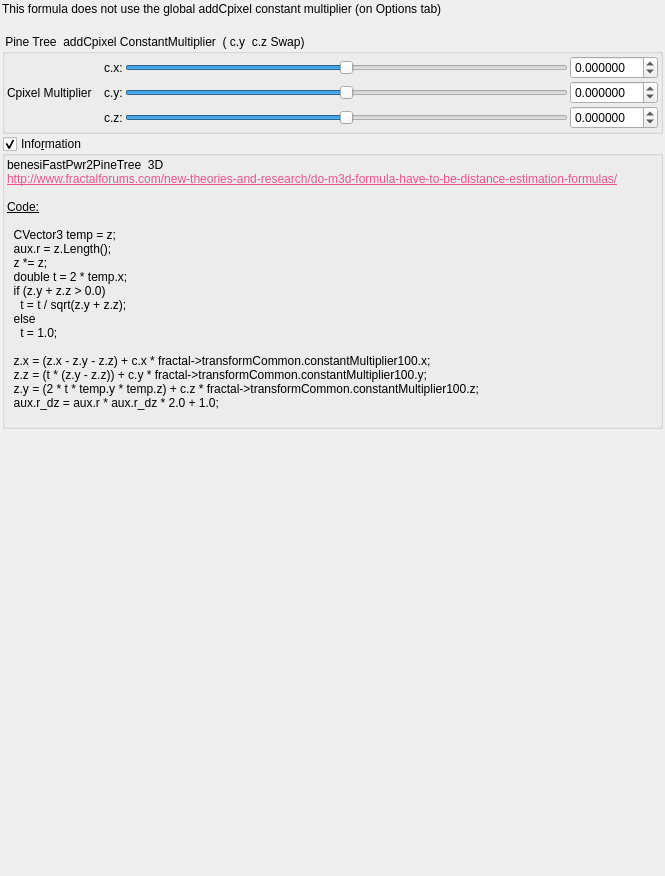
Before: the Qt Designer form mandelbulber2/qt_data/fractal_benesi_pine_tree.ui in buddhi1980/mandelbulber2, drawn with Qt 5.
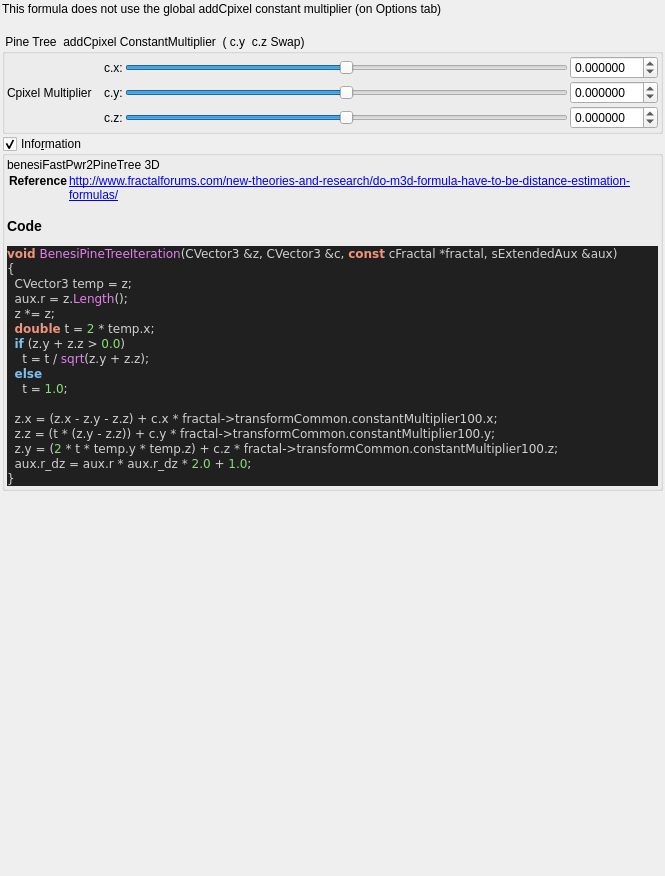
After: the same form once the commit is applied. Custom widgets are drawn as their Qt base class.

The edit to the form file:
```diff
--- a/mandelbulber2/qt_data/fractal_benesi_pine_tree.ui
+++ b/mandelbulber2/qt_data/fractal_benesi_pine_tree.ui
@@ -288,29 +288,38 @@
       <item>
        <widget class="QLabel" name="label_4">
         <property name="text">
-         <string>&lt;!DOCTYPE HTML PUBLIC &quot;-//W3C//DTD HTML 4.0//EN&quot; &quot;http://www.w3.org/TR/REC-html40/strict.dtd&quot;&gt;
-&lt;html&gt;&lt;head&gt;&lt;meta name=&quot;qrichtext&quot; content=&quot;1&quot; /&gt;&lt;style type=&quot;text/css&quot;&gt;
-p, li { white-space: pre-wrap; }
-&lt;/style&gt;&lt;/head&gt;&lt;body&gt;
-&lt;p style=&quot; margin-top:0px; margin-bottom:0px; margin-left:0px; margin-right:0px; -qt-block-indent:0; text-indent:0px;&quot;&gt;benesiFastPwr2PineTree  3D&lt;/p&gt;
-&lt;p style=&quot; margin-top:0px; margin-bottom:0px; margin-left:0px; margin-right:0px; -qt-block-indent:0; text-indent:0px;&quot;&gt;&lt;a href=&quot;http://www.fractalforums.com/new-theories-and-research/do-m3d-formula-have-to-be-distance-estimation-formulas/&quot;&gt;&lt;span style=&quot; text-decoration: underline; color:#e85290;&quot;&gt;http://www.fractalforums.com/new-theories-and-research/do-m3d-formula-have-to-be-distance-estimation-formulas/&lt;/span&gt;&lt;/a&gt;&lt;/p&gt;
-&lt;p style=&quot;-qt-paragraph-type:empty; margin-top:0px; margin-bottom:0px; margin-left:0px; margin-right:0px; -qt-block-indent:0; text-indent:0px;&quot;&gt;&lt;br /&gt;&lt;/p&gt;
-&lt;p style=&quot; margin-top:0px; margin-bottom:0px; margin-left:0px; margin-right:0px; -qt-block-indent:0; text-indent:0px;&quot;&gt;&lt;span style=&quot; text-decoration: underline;&quot;&gt;Code:&lt;/span&gt;&lt;/p&gt;
-&lt;p style=&quot;-qt-paragraph-type:empty; margin-top:0px; margin-bottom:0px; margin-left:0px; margin-right:0px; -qt-block-indent:0; text-indent:0px; text-decoration: underline;&quot;&gt;&lt;br /&gt;&lt;/p&gt;
-&lt;p style=&quot; margin-top:0px; margin-bottom:0px; margin-left:0px; margin-right:0px; -qt-block-indent:0; text-indent:0px;&quot;&gt;  CVector3 temp = z;&lt;/p&gt;
-&lt;p style=&quot; margin-top:0px; margin-bottom:0px; margin-left:0px; margin-right:0px; -qt-block-indent:0; text-indent:0px;&quot;&gt;  aux.r = z.Length();&lt;/p&gt;
-&lt;p style=&quot; margin-top:0px; margin-bottom:0px; margin-left:0px; margin-right:0px; -qt-block-indent:0; text-indent:0px;&quot;&gt;  z *= z;&lt;/p&gt;
-&lt;p style=&quot; margin-top:0px; margin-bottom:0px; margin-left:0px; margin-right:0px; -qt-block-indent:0; text-indent:0px;&quot;&gt;  double t = 2 * temp.x;&lt;/p&gt;
-&lt;p style=&quot; margin-top:0px; margin-bottom:0px; margin-left:0px; margin-right:0px; -qt-block-indent:0; text-indent:0px;&quot;&gt;  if (z.y + z.z &amp;gt; 0.0)&lt;/p&gt;
-&lt;p style=&quot; margin-top:0px; margin-bottom:0px; margin-left:0px; margin-right:0px; -qt-block-indent:0; text-indent:0px;&quot;&gt;    t = t / sqrt(z.y + z.z);&lt;/p&gt;
-&lt;p style=&quot; margin-top:0px; margin-bottom:0px; margin-left:0px; margin-right:0px; -qt-block-indent:0; text-indent:0px;&quot;&gt;  else&lt;/p&gt;
-&lt;p style=&quot; margin-top:0px; margin-bottom:0px; margin-left:0px; margin-right:0px; -qt-block-indent:0; text-indent:0px;&quot;&gt;    t = 1.0;&lt;/p&gt;
-&lt;p style=&quot;-qt-paragraph-type:empty; margin-top:0px; margin-bottom:0px; margin-left:0px; margin-right:0px; -qt-block-indent:0; text-indent:0px;&quot;&gt;&lt;br /&gt;&lt;/p&gt;
-&lt;p style=&quot; margin-top:0px; margin-bottom:0px; margin-left:0px; margin-right:0px; -qt-block-indent:0; text-indent:0px;&quot;&gt;  z.x = (z.x - z.y - z.z) + c.x * fractal-&amp;gt;transformCommon.constantMultiplier100.x;&lt;/p&gt;
-&lt;p style=&quot; margin-top:0px; margin-bottom:0px; margin-left:0px; margin-right:0px; -qt-block-indent:0; text-indent:0px;&quot;&gt;  z.z = (t * (z.y - z.z)) + c.y * fractal-&amp;gt;transformCommon.constantMultiplier100.y;&lt;/p&gt;
-&lt;p style=&quot; margin-top:0px; margin-bottom:0px; margin-left:0px; margin-right:0px; -qt-block-indent:0; text-indent:0px;&quot;&gt;  z.y = (2 * t * temp.y * temp.z) + c.z * fractal-&amp;gt;transformCommon.constantMultiplier100.z;&lt;/p&gt;
-&lt;p style=&quot; margin-top:0px; margin-bottom:0px; margin-left:0px; margin-right:0px; -qt-block-indent:0; text-indent:0px;&quot;&gt;  aux.r_dz = aux.r * aux.r_dz * 2.0 + 1.0;&lt;/p&gt;
-&lt;p style=&quot;-qt-paragraph-type:empty; margin-top:0px; margin-bottom:0px; margin-left:0px; margin-right:0px; -qt-block-indent:0; text-indent:0px;&quot;&gt;&lt;br /&gt;&lt;/p&gt;&lt;/body&gt;&lt;/html&gt;</string>
+         <string>&lt;p&gt;benesiFastPwr2PineTree  3D&lt;/p&gt;&lt;table&gt;
+&lt;tr&gt;&lt;th&gt;Reference&lt;/th&gt;&lt;td&gt;&lt;a href=&quot;http://www.fractalforums.com/new-theories-and-research/do-m3d-formula-have-to-be-distance-estimation-formulas/&quot;&gt;http://www.fractalforums.com/new-theories-and-research/do-m3d-formula-have-to-be-distance-estimation-formulas/&lt;/a&gt;&lt;/td&gt;&lt;/tr&gt;
+&lt;/table&gt;
+&lt;h3&gt;Code&lt;/h3&gt;
+&lt;!DOCTYPE HTML PUBLIC &quot;-//W3C//DTD HTML 4.0 Transitional//EN&quot;&gt;
+&lt;html&gt;
+&lt;head&gt;
+&lt;meta http-equiv=&quot;content-type&quot; content=&quot;text/html; charset=ISO-8859-1&quot;&gt;
+&lt;title&gt;Source file&lt;/title&gt;
+&lt;/head&gt;
+&lt;body style=&quot;background-color:#202020&quot;&gt;
+&lt;pre style=&quot;color:#d0d0d0; background-color:#202020;  font-family:'Courier New';&quot;&gt;&lt;span style=&quot;color:#f09479; font-weight:bold&quot;&gt;void&lt;/span&gt; &lt;span style=&quot;color:#e47eed&quot;&gt;BenesiPineTreeIteration&lt;/span&gt;&lt;span style=&quot;color:#d0d0d0&quot;&gt;(&lt;/span&gt;CVector3 &lt;span style=&quot;color:#d0d0d0&quot;&gt;&amp;amp;&lt;/span&gt;z&lt;span style=&quot;color:#d0d0d0&quot;&gt;,&lt;/span&gt; CVector3 &lt;span style=&quot;color:#d0d0d0&quot;&gt;&amp;amp;&lt;/span&gt;c&lt;span style=&quot;color:#d0d0d0&quot;&gt;,&lt;/span&gt; &lt;span style=&quot;color:#f09479; font-weight:bold&quot;&gt;const&lt;/span&gt; cFractal &lt;span style=&quot;color:#d0d0d0&quot;&gt;*&lt;/span&gt;fractal&lt;span style=&quot;color:#d0d0d0&quot;&gt;,&lt;/span&gt; sExtendedAux &lt;span style=&quot;color:#d0d0d0&quot;&gt;&amp;amp;&lt;/span&gt;aux&lt;span style=&quot;color:#d0d0d0&quot;&gt;)&lt;/span&gt;
+&lt;span style=&quot;color:#d0d0d0&quot;&gt;{&lt;/span&gt;
+  CVector3 temp &lt;span style=&quot;color:#d0d0d0&quot;&gt;=&lt;/span&gt; z&lt;span style=&quot;color:#d0d0d0&quot;&gt;;&lt;/span&gt;
+  aux&lt;span style=&quot;color:#d0d0d0&quot;&gt;.&lt;/span&gt;r &lt;span style=&quot;color:#d0d0d0&quot;&gt;=&lt;/span&gt; z&lt;span style=&quot;color:#d0d0d0&quot;&gt;.&lt;/span&gt;&lt;span style=&quot;color:#e47eed&quot;&gt;Length&lt;/span&gt;&lt;span style=&quot;color:#d0d0d0&quot;&gt;();&lt;/span&gt;
+  z &lt;span style=&quot;color:#d0d0d0&quot;&gt;*=&lt;/span&gt; z&lt;span style=&quot;color:#d0d0d0&quot;&gt;;&lt;/span&gt;
+  &lt;span style=&quot;color:#f09479; font-weight:bold&quot;&gt;double&lt;/span&gt; t &lt;span style=&quot;color:#d0d0d0&quot;&gt;=&lt;/span&gt; &lt;span style=&quot;color:#87df71&quot;&gt;2&lt;/span&gt; &lt;span style=&quot;color:#d0d0d0&quot;&gt;*&lt;/span&gt; temp&lt;span style=&quot;color:#d0d0d0&quot;&gt;.&lt;/span&gt;x&lt;span style=&quot;color:#d0d0d0&quot;&gt;;&lt;/span&gt;
+  &lt;span style=&quot;color:#7ec0ee; font-weight:bold&quot;&gt;if&lt;/span&gt; &lt;span style=&quot;color:#d0d0d0&quot;&gt;(&lt;/span&gt;z&lt;span style=&quot;color:#d0d0d0&quot;&gt;.&lt;/span&gt;y &lt;span style=&quot;color:#d0d0d0&quot;&gt;+&lt;/span&gt; z&lt;span style=&quot;color:#d0d0d0&quot;&gt;.&lt;/span&gt;z &lt;span style=&quot;color:#d0d0d0&quot;&gt;&amp;gt;&lt;/span&gt; &lt;span style=&quot;color:#87df71&quot;&gt;0.0&lt;/span&gt;&lt;span style=&quot;color:#d0d0d0&quot;&gt;)&lt;/span&gt;
+    t &lt;span style=&quot;color:#d0d0d0&quot;&gt;=&lt;/span&gt; t &lt;span style=&quot;color:#d0d0d0&quot;&gt;/&lt;/span&gt; &lt;span style=&quot;color:#e47eed&quot;&gt;sqrt&lt;/span&gt;&lt;span style=&quot;color:#d0d0d0&quot;&gt;(&lt;/span&gt;z&lt;span style=&quot;color:#d0d0d0&quot;&gt;.&lt;/span&gt;y &lt;span style=&quot;color:#d0d0d0&quot;&gt;+&lt;/span&gt; z&lt;span style=&quot;color:#d0d0d0&quot;&gt;.&lt;/span&gt;z&lt;span style=&quot;color:#d0d0d0&quot;&gt;);&lt;/span&gt;
+  &lt;span style=&quot;color:#7ec0ee; font-weight:bold&quot;&gt;else&lt;/span&gt;
+    t &lt;span style=&quot;color:#d0d0d0&quot;&gt;=&lt;/span&gt; &lt;span style=&quot;color:#87df71&quot;&gt;1.0&lt;/span&gt;&lt;span style=&quot;color:#d0d0d0&quot;&gt;;&lt;/span&gt;
+
+  z&lt;span style=&quot;color:#d0d0d0&quot;&gt;.&lt;/span&gt;x &lt;span style=&quot;color:#d0d0d0&quot;&gt;= (&lt;/span&gt;z&lt;span style=&quot;color:#d0d0d0&quot;&gt;.&lt;/span&gt;x &lt;span style=&quot;color:#d0d0d0&quot;&gt;-&lt;/span&gt; z&lt;span style=&quot;color:#d0d0d0&quot;&gt;.&lt;/span&gt;y &lt;span style=&quot;color:#d0d0d0&quot;&gt;-&lt;/span&gt; z&lt;span style=&quot;color:#d0d0d0&quot;&gt;.&lt;/span&gt;z&lt;span style=&quot;color:#d0d0d0&quot;&gt;) +&lt;/span&gt; c&lt;span style=&quot;color:#d0d0d0&quot;&gt;.&lt;/span&gt;x &lt;span style=&quot;color:#d0d0d0&quot;&gt;*&lt;/span&gt; fractal&lt;span style=&quot;color:#d0d0d0&quot;&gt;-&amp;gt;&lt;/span&gt;transformCommon&lt;span style=&quot;color:#d0d0d0&quot;&gt;.&lt;/span&gt;constantMultiplier100&lt;span style=&quot;color:#d0d0d0&quot;&gt;.&lt;/span&gt;x&lt;span style=&quot;color:#d0d0d0&quot;&gt;;&lt;/span&gt;
+  z&lt;span style=&quot;color:#d0d0d0&quot;&gt;.&lt;/span&gt;z &lt;span style=&quot;color:#d0d0d0&quot;&gt;= (&lt;/span&gt;t &lt;span style=&quot;color:#d0d0d0&quot;&gt;* (&lt;/span&gt;z&lt;span style=&quot;color:#d0d0d0&quot;&gt;.&lt;/span&gt;y &lt;span style=&quot;color:#d0d0d0&quot;&gt;-&lt;/span&gt; z&lt;span style=&quot;color:#d0d0d0&quot;&gt;.&lt;/span&gt;z&lt;span style=&quot;color:#d0d0d0&quot;&gt;)) +&lt;/span&gt; c&lt;span style=&quot;color:#d0d0d0&quot;&gt;.&lt;/span&gt;y &lt;span style=&quot;color:#d0d0d0&quot;&gt;*&lt;/span&gt; fractal&lt;span style=&quot;color:#d0d0d0&quot;&gt;-&amp;gt;&lt;/span&gt;transformCommon&lt;span style=&quot;color:#d0d0d0&quot;&gt;.&lt;/span&gt;constantMultiplier100&lt;span style=&quot;color:#d0d0d0&quot;&gt;.&lt;/span&gt;y&lt;span style=&quot;color:#d0d0d0&quot;&gt;;&lt;/span&gt;
+  z&lt;span style=&quot;color:#d0d0d0&quot;&gt;.&lt;/span&gt;y &lt;span style=&quot;color:#d0d0d0&quot;&gt;= (&lt;/span&gt;&lt;span style=&quot;color:#87df71&quot;&gt;2&lt;/span&gt; &lt;span style=&quot;color:#d0d0d0&quot;&gt;*&lt;/span&gt; t &lt;span style=&quot;color:#d0d0d0&quot;&gt;*&lt;/span&gt; temp&lt;span style=&quot;color:#d0d0d0&quot;&gt;.&lt;/span&gt;y &lt;span style=&quot;color:#d0d0d0&quot;&gt;*&lt;/span&gt; temp&lt;span style=&quot;color:#d0d0d0&quot;&gt;.&lt;/span&gt;z&lt;span style=&quot;color:#d0d0d0&quot;&gt;) +&lt;/span&gt; c&lt;span style=&quot;color:#d0d0d0&quot;&gt;.&lt;/span&gt;z &lt;span style=&quot;color:#d0d0d0&quot;&gt;*&lt;/span&gt; fractal&lt;span style=&quot;color:#d0d0d0&quot;&gt;-&amp;gt;&lt;/span&gt;transformCommon&lt;span style=&quot;color:#d0d0d0&quot;&gt;.&lt;/span&gt;constantMultiplier100&lt;span style=&quot;color:#d0d0d0&quot;&gt;.&lt;/span&gt;z&lt;span style=&quot;color:#d0d0d0&quot;&gt;;&lt;/span&gt;
+  aux&lt;span style=&quot;color:#d0d0d0&quot;&gt;.&lt;/span&gt;r_dz &lt;span style=&quot;color:#d0d0d0&quot;&gt;=&lt;/span&gt; aux&lt;span style=&quot;color:#d0d0d0&quot;&gt;.&lt;/span&gt;r &lt;span style=&quot;color:#d0d0d0&quot;&gt;*&lt;/span&gt; aux&lt;span style=&quot;color:#d0d0d0&quot;&gt;.&lt;/span&gt;r_dz &lt;span style=&quot;color:#d0d0d0&quot;&gt;*&lt;/span&gt; &lt;span style=&quot;color:#87df71&quot;&gt;2.0&lt;/span&gt; &lt;span style=&quot;color:#d0d0d0&quot;&gt;+&lt;/span&gt; &lt;span style=&quot;color:#87df71&quot;&gt;1.0&lt;/span&gt;&lt;span style=&quot;color:#d0d0d0&quot;&gt;;&lt;/span&gt;
+&lt;span style=&quot;color:#d0d0d0&quot;&gt;}&lt;/span&gt;
+&lt;/pre&gt;
+&lt;/body&gt;
+&lt;/html&gt;
+&lt;!--HTML generated by highlight 3.9, http://www.andre-simon.de/--&gt;
+</string>
         </property>
         <property name="wordWrap">
          <bool>true</bool>
```
Left out of the diff: 2 changed lines with no effect on the pictures.
